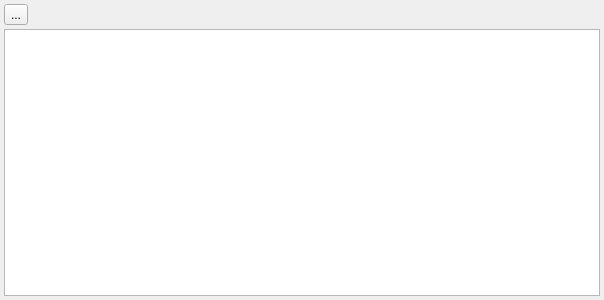
This is src/x/coap/coapresourceview.ui in x-tools-author/x-tools as Qt 5 draws it before an edit. The edited form follows.
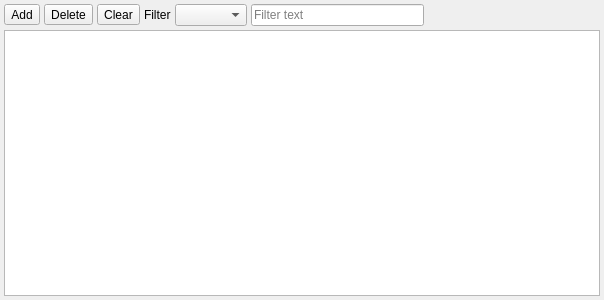
This is the edited form.

What changed in the file:
```diff
--- a/src/x/coap/coapresourceview.ui
+++ b/src/x/coap/coapresourceview.ui
@@ -37,12 +37,61 @@
      <item>
       <widget class="QToolButton" name="toolButtonColumns">
        <property name="text">
-        <string>...</string>
+        <string>Add</string>
+       </property>
+       <property name="toolButtonStyle">
+        <enum>Qt::ToolButtonStyle::ToolButtonTextBesideIcon</enum>
+       </property>
+      </widget>
+     </item>
+     <item>
+      <widget class="QToolButton" name="toolButtonDelete">
+       <property name="text">
+        <string>Delete</string>
+       </property>
+       <property name="toolButtonStyle">
+        <enum>Qt::ToolButtonStyle::ToolButtonTextBesideIcon</enum>
+       </property>
+      </widget>
+     </item>
+     <item>
+      <widget class="QToolButton" name="toolButtonClear">
+       <property name="text">
+        <string>Clear</string>
+       </property>
+       <property name="toolButtonStyle">
+        <enum>Qt::ToolButtonStyle::ToolButtonTextBesideIcon</enum>
+       </property>
+      </widget>
+     </item>
+     <item>
+      <widget class="QLabel" name="label_2">
+       <property name="text">
+        <string>Filter</string>
+       </property>
+      </widget>
+     </item>
+     <item>
+      <widget class="QComboBox" name="comboBoxFilter"/>
+     </item>
+     <item>
+      <widget class="QLineEdit" name="lineEditFilter">
+       <property name="placeholderText">
+        <string>Filter text</string>
+       </property>
+       <property name="clearButtonEnabled">
+        <bool>true</bool>
        </property>
       </widget>
      </item>
      <item>
       <widget class="QLabel" name="label">
+       <property name="sizePolicy">
+        <sizepolicy hsizetype="Expanding" vsizetype="Preferred">
+         <horstretch>0</horstretch>
+         <verstretch>0</verstretch>
+        </sizepolicy>
+       </property>
        <property name="text">
         <string notr="true"/>
        </property>
```
Left out of the diff: 5 changed lines with no effect on the pictures.
